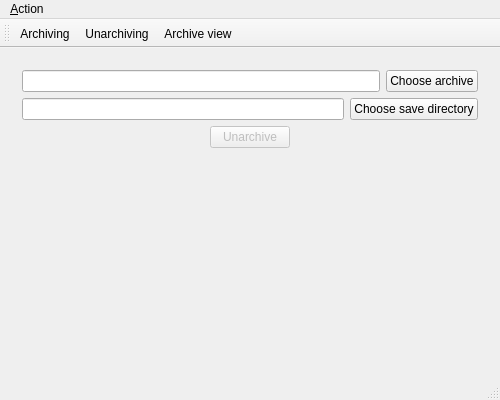
Before: the Qt Designer form app/main_window.ui in AndLvovSky/haf-archiver, drawn with Qt 5.
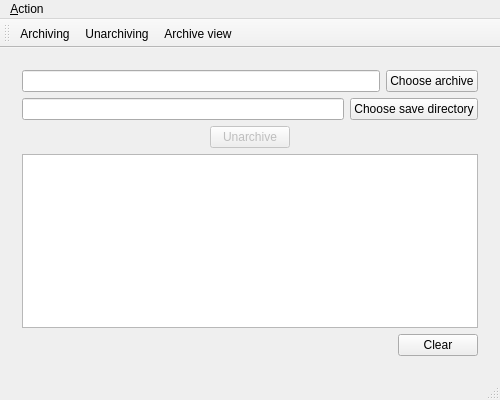
After: the same form once the commit is applied. The open tabs and pages were chosen to show the change. Icons and pictures are not drawn.

Commit message: Add progress logs for unarchiving

The edit to the form file:
```diff
--- a/app/main_window.ui
+++ b/app/main_window.ui
@@ -288,17 +288,31 @@
          </layout>
         </item>
         <item>
-         <spacer name="verticalSpacer_2">
+         <widget class="QListWidget" name="unarchivingLogWidget"/>
+        </item>
+        <item>
+         <layout class="QHBoxLayout" name="horizontalLayout_11">
+          <item>
+           <spacer name="horizontalSpacer_8">
           <property name="orientation">
-           <enum>Qt::Vertical</enum>
+             <enum>Qt::Horizontal</enum>
           </property>
           <property name="sizeHint" stdset="0">
            <size>
-            <width>20</width>
-            <height>215</height>
+              <width>40</width>
+              <height>20</height>
            </size>
           </property>
          </spacer>
+          </item>
+          <item>
+           <widget class="QPushButton" name="clearUnarchivingButton">
+            <property name="text">
+             <string>Clear</string>
+            </property>
+           </widget>
+          </item>
+         </layout>
         </item>
        </layout>
       </widget>
```
Lines whose indentation alone changed are shown as unchanged. The commit also changes 9 other files.
